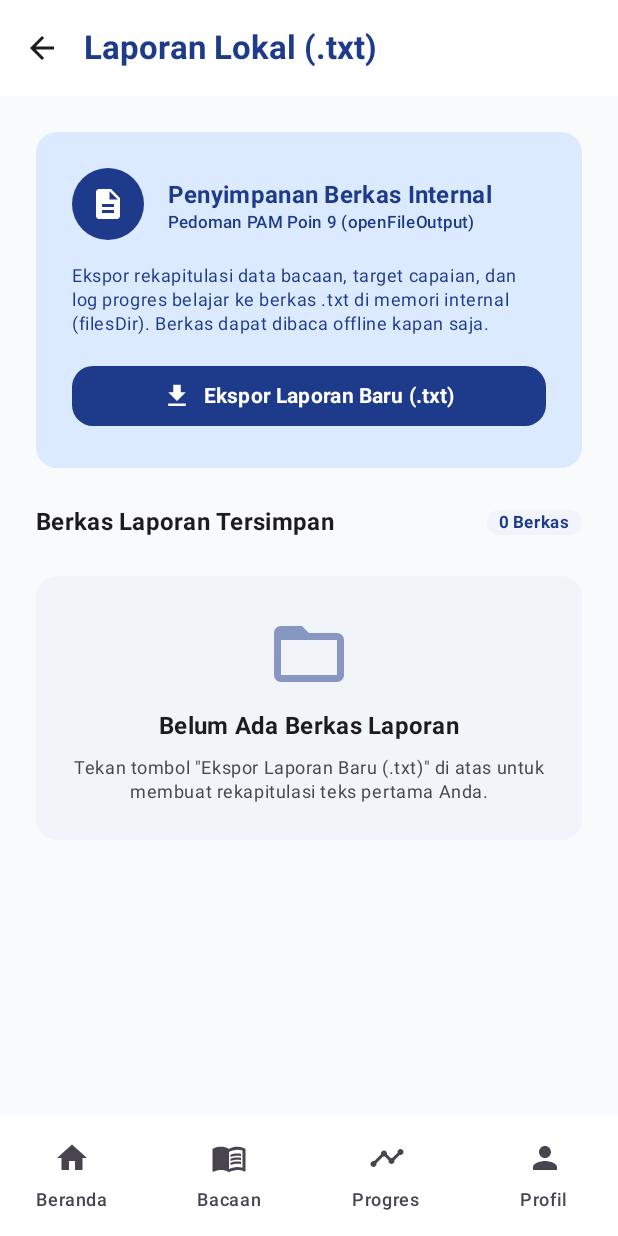
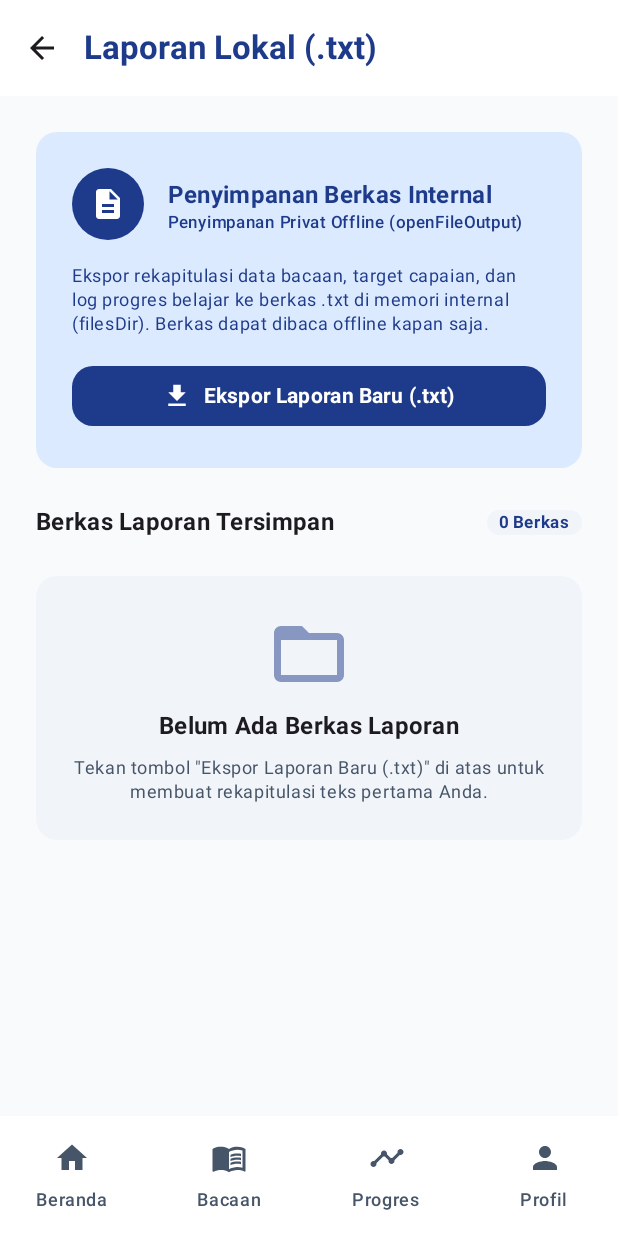
Before and after one commit to Mahl11/0118_BacaLog, an Android app built with Jetpack Compose: the LaporanLokalScreen screen opened through its navigation route, on a phone screen of 412 x 824 dp. Run offline under Robolectric (Android 15) with nearby library versions, the phone set to English and light mode, and no system bars; network calls fail.

Commit message:
Menyesuaikan palet tema gelap Material 3 dan memusatkan teks resource

```diff
--- a/app/src/main/java/com/example/bacalog/ui/screens/bacaan/BacaanListScreen.kt
+++ b/app/src/main/java/com/example/bacalog/ui/screens/bacaan/BacaanListScreen.kt
@@ -78,7 +78,6 @@ import com.example.bacalog.data.model.KategoriDto
 import com.example.bacalog.ui.components.BacaLogBottomBar
 import com.example.bacalog.ui.navigation.Screen
 import com.example.bacalog.ui.theme.IndigoContainer
-import com.example.bacalog.ui.theme.SlateCard
 import com.example.bacalog.ui.theme.SuccessGreen
 import com.example.bacalog.ui.theme.WarningAmber
 import com.example.bacalog.viewmodel.BacaanUiState
@@ -420,7 +419,7 @@ private fun BacaanItemCard(
                 val (statusBg, statusFg) = when (bacaan.statusBaca) {
                     "Selesai" -> SuccessGreen.copy(alpha = 0.15f) to SuccessGreen
                     "Sedang Dibaca" -> WarningAmber.copy(alpha = 0.15f) to WarningAmber
-                    else -> SlateCard to MaterialTheme.colorScheme.onSurfaceVariant
+                    else -> MaterialTheme.colorScheme.surfaceVariant to MaterialTheme.colorScheme.onSurfaceVariant
                 }
 
                 Surface(
--- a/app/src/main/java/com/example/bacalog/ui/screens/home/HomeScreen.kt
+++ b/app/src/main/java/com/example/bacalog/ui/screens/home/HomeScreen.kt
@@ -47,7 +47,6 @@ import com.example.bacalog.ui.components.StatistikCard
 import com.example.bacalog.ui.navigation.Screen
 import com.example.bacalog.ui.theme.IndigoContainer
 import com.example.bacalog.ui.theme.IndigoTertiary
-import com.example.bacalog.ui.theme.SlateCard
 import com.example.bacalog.ui.theme.SuccessGreen
 import com.example.bacalog.ui.theme.WarningAmber
 import com.example.bacalog.viewmodel.AuthViewModel
@@ -175,7 +174,7 @@ fun HomeScreen(
             Card(
                 modifier = Modifier.fillMaxWidth(),
                 shape = RoundedCornerShape(dimensionResource(R.dimen.card_corner_radius)),
-                colors = CardDefaults.cardColors(containerColor = SlateCard),
+                colors = CardDefaults.cardColors(containerColor = MaterialTheme.colorScheme.surfaceVariant),
                 elevation = CardDefaults.cardElevation(defaultElevation = dimensionResource(R.dimen.card_elevation))
             ) {
                 Row(
--- a/app/src/main/java/com/example/bacalog/ui/screens/laporan/LaporanLokalScreen.kt
+++ b/app/src/main/java/com/example/bacalog/ui/screens/laporan/LaporanLokalScreen.kt
@@ -71,7 +71,6 @@ import com.example.bacalog.ui.components.BacaLogBottomBar
 import com.example.bacalog.ui.navigation.Screen
 import com.example.bacalog.ui.theme.IndigoContainer
 import com.example.bacalog.ui.theme.OnIndigoContainer
-import com.example.bacalog.ui.theme.SlateCard
 import com.example.bacalog.viewmodel.LaporanViewModel
 
 @OptIn(ExperimentalMaterial3Api::class)
@@ -146,7 +145,7 @@ fun LaporanLokalScreen(
             // 1. Banner Card: Informasi Internal Storage & Tombol Ekspor
             item {
                 Card(
-                    colors = CardDefaults.cardColors(containerColor = IndigoContainer),
+                    colors = CardDefaults.cardColors(containerColor = MaterialTheme.colorScheme.primaryContainer),
                     shape = RoundedCornerShape(dimensionResource(R.dimen.card_corner_radius)),
                     modifier = Modifier.fillMaxWidth()
                 ) {
@@ -177,10 +176,10 @@ fun LaporanLokalScreen(
                                     text = stringResource(R.string.laporan_banner_judul),
                                     style = MaterialTheme.typography.titleMedium,
                                     fontWeight = FontWeight.Bold,
-                                    color = OnIndigoContainer
+                                    color = MaterialTheme.colorScheme.onPrimaryContainer
                                 )
                                 Text(
-                                    text = "Pedoman PAM Poin 9 (openFileOutput)",
+                                    text = stringResource(R.string.laporan_banner_subjudul),
                                     style = MaterialTheme.typography.labelSmall,
                                     color = MaterialTheme.colorScheme.primary,
                                     fontWeight = FontWeight.SemiBold
@@ -191,7 +190,7 @@ fun LaporanLokalScreen(
                         Text(
                             text = stringResource(R.string.laporan_banner_desc),
                             style = MaterialTheme.typography.bodySmall,
-                            color = OnIndigoContainer
+                            color = MaterialTheme.colorScheme.onPrimaryContainer
                         )
 
                         Button(
@@ -244,7 +243,7 @@ fun LaporanLokalScreen(
                     )
                     Surface(
                         shape = RoundedCornerShape(12.dp),
-                        color = SlateCard
+                        color = MaterialTheme.colorScheme.surfaceVariant
                     ) {
                         Text(
                             text = "${fileList.size} Berkas",
@@ -261,7 +260,7 @@ fun LaporanLokalScreen(
             if (fileList.isEmpty()) {
                 item {
                     Card(
-                        colors = CardDefaults.cardColors(containerColor = SlateCard),
+                        colors = CardDefaults.cardColors(containerColor = MaterialTheme.colorScheme.surfaceVariant),
                         shape = RoundedCornerShape(dimensionResource(R.dimen.card_corner_radius)),
                         modifier = Modifier.fillMaxWidth()
                     ) {
@@ -455,7 +454,7 @@ fun LaporanPreviewDialog(
 
                     // Kotak Teks Monospace Isi Laporan
                     Surface(
-                        color = SlateCard,
+                        color = MaterialTheme.colorScheme.surfaceVariant,
                         shape = RoundedCornerShape(8.dp),
                         modifier = Modifier
                             .fillMaxWidth()
--- a/app/src/main/java/com/example/bacalog/ui/screens/profil/ProfilScreen.kt
+++ b/app/src/main/java/com/example/bacalog/ui/screens/profil/ProfilScreen.kt
@@ -81,7 +81,6 @@ import com.example.bacalog.ui.components.BacaLogBottomBar
 import com.example.bacalog.ui.navigation.Screen
 import com.example.bacalog.ui.theme.IndigoContainer
 import com.example.bacalog.ui.theme.OnIndigoContainer
-import com.example.bacalog.ui.theme.SlateCard
 import com.example.bacalog.ui.theme.SuccessGreen
 import com.example.bacalog.viewmodel.FokusUiState
 import com.example.bacalog.viewmodel.ProfilUiState
@@ -315,7 +314,7 @@ fun ProfilScreen(
                     item {
                         val isSearching = searchQuery.trim().isNotEmpty()
                         Card(
-                            colors = CardDefaults.cardColors(containerColor = SlateCard),
+                            colors = CardDefaults.cardColors(containerColor = MaterialTheme.colorScheme.surfaceVariant),
                             shape = RoundedCornerShape(dimensionResource(R.dimen.card_corner_radius)),
                             modifier = Modifier.fillMaxWidth()
                         ) {
@@ -567,7 +566,7 @@ fun ProfilHeaderCard(
             // Bio & Motivasi Belajar
             Surface(
                 shape = RoundedCornerShape(dimensionResource(R.dimen.padding_small)),
-                color = SlateCard,
+                color = MaterialTheme.colorScheme.surfaceVariant,
                 modifier = Modifier.fillMaxWidth()
             ) {
                 Column(
--- a/app/src/main/java/com/example/bacalog/ui/screens/progres/ProgresListScreen.kt
+++ b/app/src/main/java/com/example/bacalog/ui/screens/progres/ProgresListScreen.kt
@@ -75,7 +75,6 @@ import com.example.bacalog.data.model.ProgresDto
 import com.example.bacalog.ui.components.BacaLogBottomBar
 import com.example.bacalog.ui.navigation.Screen
 import com.example.bacalog.ui.theme.IndigoContainer
-import com.example.bacalog.ui.theme.SlateCard
 import com.example.bacalog.ui.theme.SuccessGreen
 import com.example.bacalog.ui.theme.WarningAmber
 import com.example.bacalog.viewmodel.ProgresUiState
@@ -498,7 +497,7 @@ fun ProgresItemCard(
                 modifier = Modifier
                     .fillMaxWidth()
                     .background(
-                        color = SlateCard,
+                        color = MaterialTheme.colorScheme.surfaceVariant,
                         shape = RoundedCornerShape(8.dp)
                     )
                     .padding(dimensionResource(R.dimen.padding_small))
--- a/app/src/main/res/values/strings.xml
+++ b/app/src/main/res/values/strings.xml
@@ -116,7 +116,7 @@
     <string name="bacaan_tambah_judul">Tambah Bahan Bacaan</string>
     <string name="bacaan_edit_judul">Ubah Bahan Bacaan</string>
     <string name="bacaan_judul_label">Judul Bahan Bacaan</string>
-    <string name="bacaan_judul_placeholder">Contoh: Slide Pertemuan 9 - Room DB</string>
+    <string name="bacaan_judul_placeholder">Contoh: Slide Pertemuan 10 - Compose Navigation</string>
     <string name="bacaan_penulis_label">Penulis / Sumber Belajar</string>
     <string name="bacaan_penulis_placeholder">Contoh: Dosen PAM UMY</string>
     <string name="bacaan_halaman_label">Total Halaman / Slide</string>
@@ -240,6 +240,7 @@
 
     <!-- Modul Laporan Penyimpanan Lokal (Poin 9 Pedoman PAM) -->
     <string name="laporan_banner_judul">Penyimpanan Berkas Internal</string>
+    <string name="laporan_banner_subjudul">Penyimpanan Privat Offline (openFileOutput)</string>
     <string name="laporan_banner_desc">Ekspor rekapitulasi data bacaan, target capaian, dan log progres belajar ke berkas .txt di memori internal (filesDir). Berkas dapat dibaca offline kapan saja.</string>
     <string name="laporan_btn_ekspor">Ekspor Laporan Baru (.txt)</string>
     <string name="laporan_section_tersimpan">Berkas Laporan Tersimpan</string>
```
Also changed, not shown: app/src/main/java/com/example/bacalog/ui/theme/Theme.kt (+10 -1 lines).
